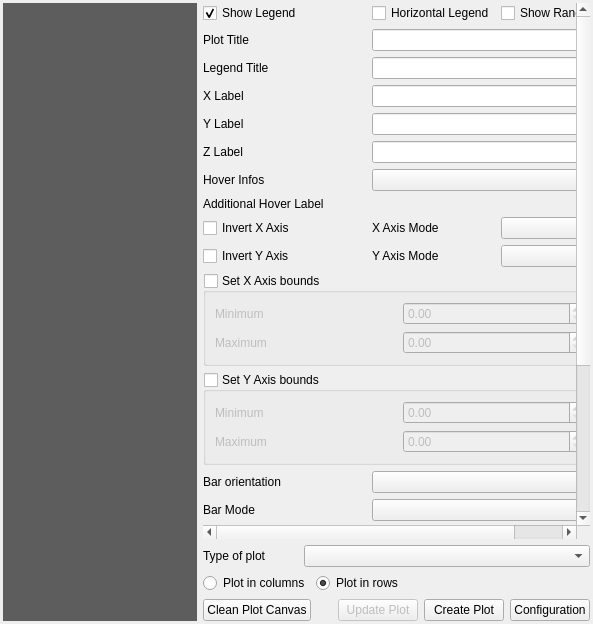
First picture: the form in DataPlotly/ui/dataplotly_dockwidget_base.ui, repository ghtmtt/DataPlotly, before the edit.
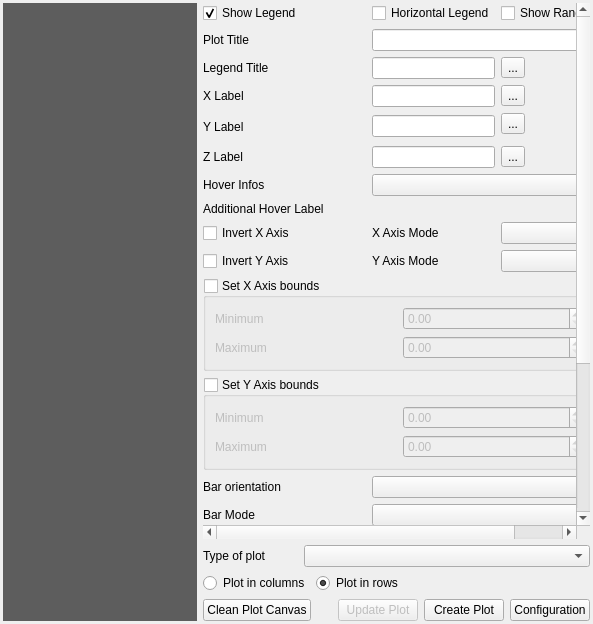
Second picture: the form after the edit. The open tabs and pages were chosen to show the change. Custom widgets are drawn as their Qt base class.

Commit message: Add data defined for x/y/z title and legend title

Diff of the .ui file:
```diff
--- a/DataPlotly/ui/dataplotly_dockwidget_base.ui
+++ b/DataPlotly/ui/dataplotly_dockwidget_base.ui
@@ -696,12 +696,26 @@
                    </property>
                   </widget>
                  </item>
-                 <item row="6" column="1" colspan="2">
+                 <item row="6" column="1">
                   <widget class="QLineEdit" name="z_axis_title"/>
                  </item>
-                 <item row="2" column="1" colspan="2">
+                 <item row="6" column="2">
+                  <widget class="QgsPropertyOverrideButton" name="z_axis_title_defined_button">
+                   <property name="text">
+                    <string>...</string>
+                   </property>
+                  </widget>
+                 </item>
+                 <item row="2" column="1">
                   <widget class="QLineEdit" name="legend_title"/>
                  </item>
+                 <item row="2" column="2">
+                  <widget class="QgsPropertyOverrideButton" name="legend_title_defined_button">
+                   <property name="text">
+                    <string>...</string>
+                   </property>
+                  </widget>
+                 </item>
                  <item row="8" column="0">
                   <widget class="QLabel" name="additional_info_label">
                    <property name="text">
@@ -753,9 +767,16 @@
                    </property>
                   </widget>
                  </item>
-                 <item row="3" column="1" colspan="2">
+                 <item row="3" column="1">
                   <widget class="QLineEdit" name="x_axis_title"/>
                  </item>
+                 <item row="3" column="2">
+                  <widget class="QgsPropertyOverrideButton" name="x_axis_title_defined_button">
+                   <property name="text">
+                    <string>...</string>
+                   </property>
+                  </widget>
+                 </item>
                  <item row="20" column="0">
                   <widget class="QLabel" name="violinSideLabel">
                    <property name="text">
@@ -848,9 +869,16 @@
                    </property>
                   </widget>
                  </item>
-                 <item row="4" column="1" rowspan="2" colspan="2">
+                 <item row="4" column="1" rowspan="2">
                   <widget class="QLineEdit" name="y_axis_title"/>
                  </item>
+                 <item row="4" column="2">
+                  <widget class="QgsPropertyOverrideButton" name="y_axis_title_defined_button">
+                   <property name="text">
+                    <string>...</string>
+                   </property>
+                  </widget>
+                 </item>
                  <item row="21" column="0">
                   <widget class="QCheckBox" name="showMeanCheck">
                    <property name="text">
```
The commit also changes 13 other files.
